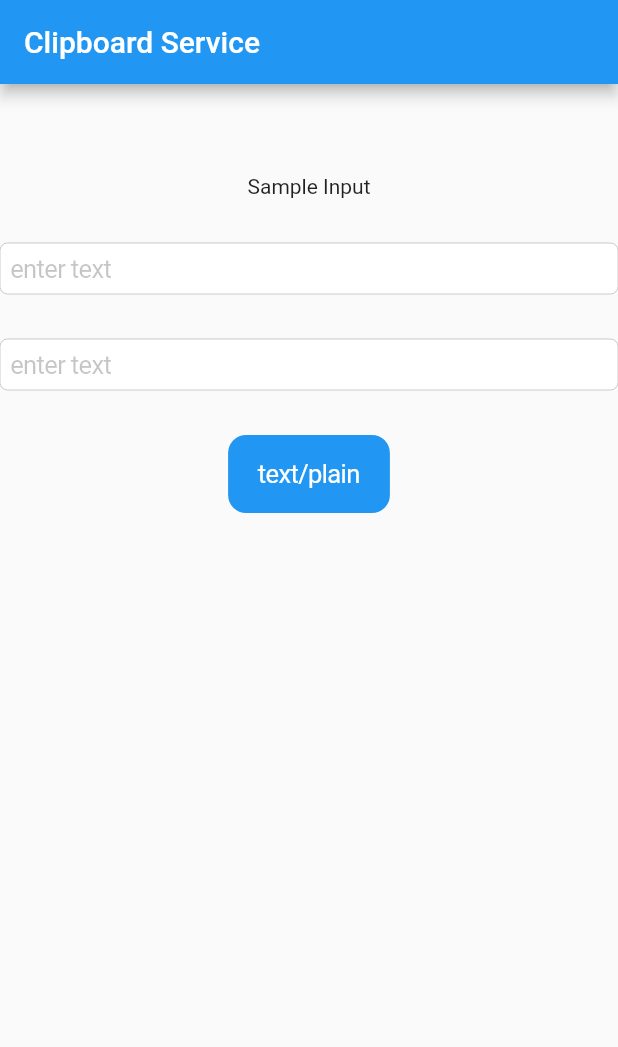
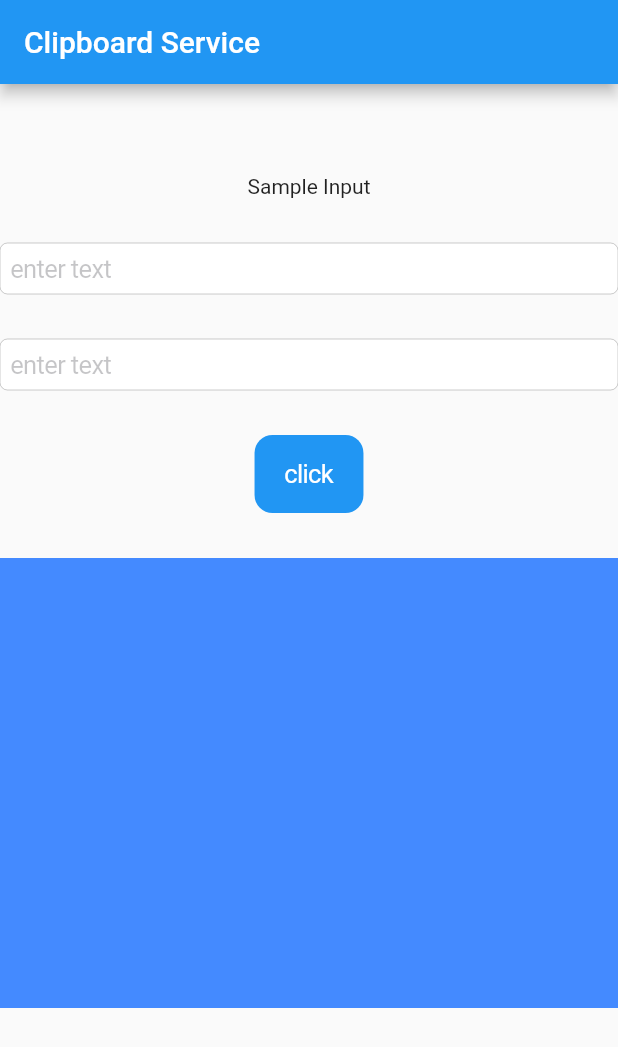
Before and after one commit to SamarthDambalkar7/FlutterPractice, a Flutter app: the screen it shows after launch, on a phone screen of 412 x 824 dp. Shown: the top 1047 px of the screen. Run offline on Flutter 3.47's test engine with Material 2 defaults, Android fonts, the phone set to English and light mode, and no system bars; our stand-ins replace lottie; missing offline and left inert: clipboard.

Commit message:
implemented clipboard get function

```diff
--- a/lib/pages/CopyServicePage.dart
+++ b/lib/pages/CopyServicePage.dart
@@ -1,3 +1,4 @@
+// ignore_for_file: prefer_const_constructors, prefer_const_literals_to_create_immutables
 import 'package:clipboard/clipboard.dart';
 import 'package:flutter/material.dart';
 import 'package:flutter/cupertino.dart';
@@ -9,6 +10,25 @@ class CopyServicePage extends StatefulWidget {
 }
 
 class _CopyServicePageState extends State<CopyServicePage> {
+  @override
+  void initState() {
+    getClipboardData();
+    super.initState();
+  }
+
+  //variable declarations.
+  List<String> clipboardArray = [];
+
+  void getClipboardData() async {
+    ClipboardData? cData = await Clipboard.getData(Clipboard.kTextPlain);
+    String? copiedData = cData!.text;
+    print(copiedData);
+
+    setState(() {
+      clipboardArray.add(copiedData.toString());
+    });
+  }
+
   @override
   Widget build(BuildContext context) => Scaffold(
         appBar: AppBar(
@@ -37,16 +57,40 @@ class _CopyServicePageState extends State<CopyServicePage> {
                 SizedBox(
                   height: 30,
                 ),
-
                 CupertinoButton.filled(
-                    child: Text(Clipboard.kTextPlain),
-                    onPressed: () async {
-                      ClipboardData cdata =
-                          await Clipboard.getData(Clipboard.kTextPlain);
-                      // String copiedtext = cdata.text.toString();
-                      print(copiedtext);
+                    child: Text('click'),
+                    onPressed: () {
+                      showDialog(
+                          context: context,
+                          builder: (BuildContext context) => SimpleDialog(
+                                children: [
+                                  Align(
+                                    alignment: Alignment.center,
+                                    child: ListView.builder(
+                                        itemBuilder: (context, index) =>
+                                            ListTile(
+                                              title: Text(
+                                                  '• ' + clipboardArray[index]),
+                                            )),
+                                  ),
+                                ],
+                              ));
+                      getClipboardData();
                     }),
-                // Text(Clipboard.kTextPlain),
+                SizedBox(
+                  height: 30,
+                ),
+                Container(
+                  color: Colors.blueAccent,
+                  height: 300,
+                  child: Flexible(
+                      child: ListView.builder(
+                          shrinkWrap: true,
+                          itemCount: clipboardArray.length,
+                          itemBuilder: ((context, index) => ListTile(
+                                title: Text('• ' + clipboardArray[index]),
+                              )))),
+                )
               ],
             ),
           ),
```
